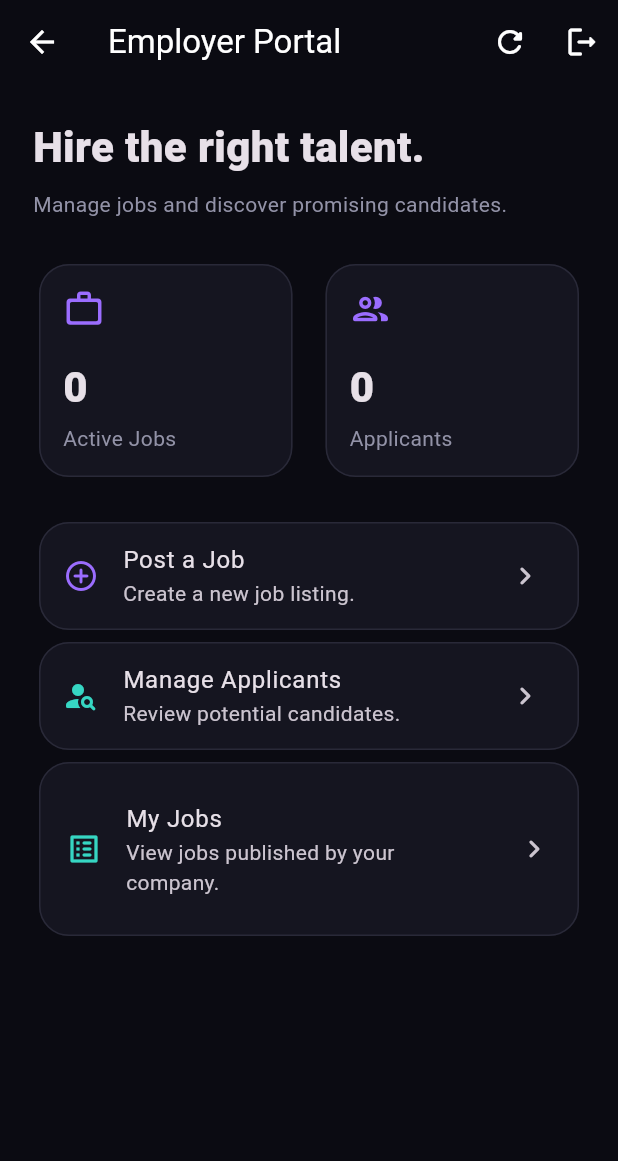
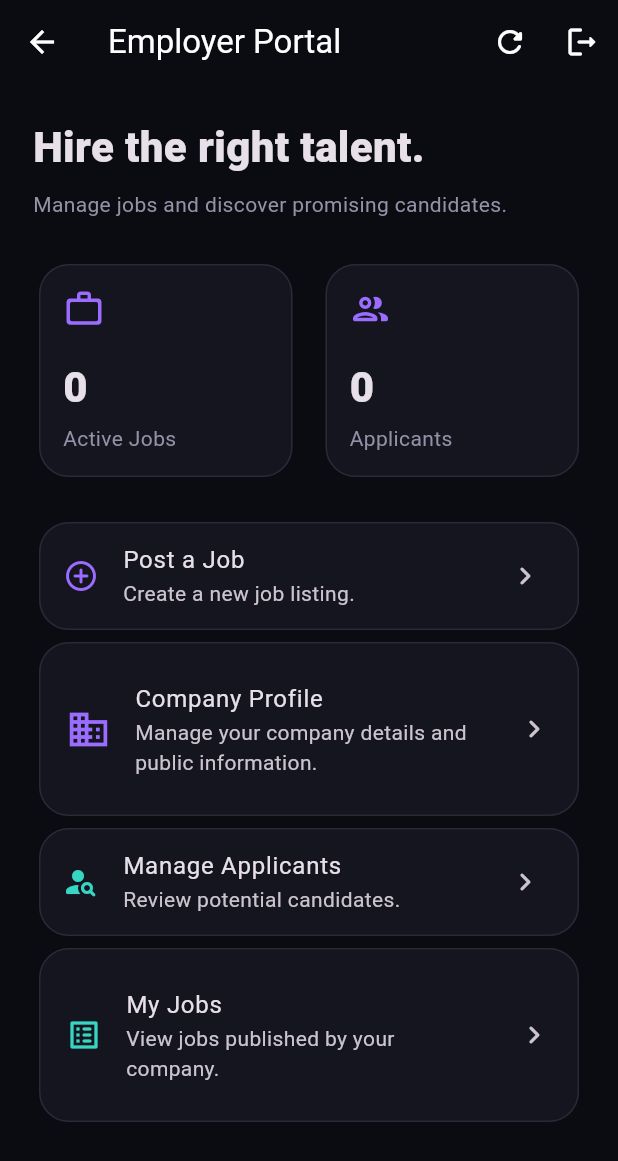
Before and after one commit to ghaniashahzad01/jobnest, a Flutter app: the EmployerDashboard screen opened directly, on a phone screen of 412 x 824 dp. Shown: the top 1161 px of the screen. Run offline on Flutter 3.47's test engine with Material 3 defaults, Android fonts, the light colour scheme and no system bars; our stand-ins replace file_picker, supabase_flutter; accounts and stored records are empty.

Commit message:
Implement Employer profile screen.

```diff
--- a/lib/features/employer/dashboard/employer_dashboard.dart
+++ b/lib/features/employer/dashboard/employer_dashboard.dart
@@ -1,5 +1,7 @@
 import 'package:flutter/material.dart';
 import 'package:supabase_flutter/supabase_flutter.dart';
+
+import '../company_profile/company_profile_screen.dart';
 import '../../auth/screens/welcome_screen.dart';
 import '../jobs/post_job_screen.dart';
 import '../jobs/my_jobs_screen.dart';
@@ -68,8 +70,6 @@ class _EmployerDashboardState extends State<EmployerDashboard> {
     }
   }
 
-
-
   Future<void> _logout() async {
     if (isLoggingOut) return;
 
@@ -81,17 +81,14 @@ Future<void> _logout() async {
       if (!mounted) return;
 
       Navigator.of(context).pushAndRemoveUntil(
-      MaterialPageRoute(
-        builder: (_) => const WelcomeScreen(),
-      ),
+        MaterialPageRoute(builder: (_) => const WelcomeScreen()),
         (route) => false,
       );
     } catch (error) {
       if (!mounted) return;
 
-    ScaffoldMessenger.of(context).showSnackBar(
-      SnackBar(content: Text('Logout failed: $error')),
-    );
+      ScaffoldMessenger.of(context)
+          .showSnackBar(SnackBar(content: Text('Logout failed: $error')));
 
       setState(() => isLoggingOut = false);
     }
@@ -235,6 +232,30 @@ Future<void> _logout() async {
 
               Card(
                 child: ListTile(
+                  contentPadding: const EdgeInsets.all(18),
+                  leading: const Icon(
+                    Icons.business_outlined,
+                    color: Color(0xFF9B6DFF),
+                    size: 30,
+                  ),
+                  title: const Text('Company Profile'),
+                  subtitle: const Text(
+                    'Manage your company details and public information.',
+                  ),
+                  trailing: const Icon(Icons.chevron_right_rounded),
+                  onTap: () {
+                    Navigator.push(
+                      context,
+                      MaterialPageRoute(
+                        builder: (_) => const CompanyProfileScreen(),
+                      ),
+                    );
+                  },
+                ),
+              ),
+
+              Card(
+                child: ListTile(
                   leading: const Icon(
                     Icons.person_search_rounded,
                     color: Color(0xFF36D6C3),
```
Lines whose indentation alone changed are shown as unchanged.
